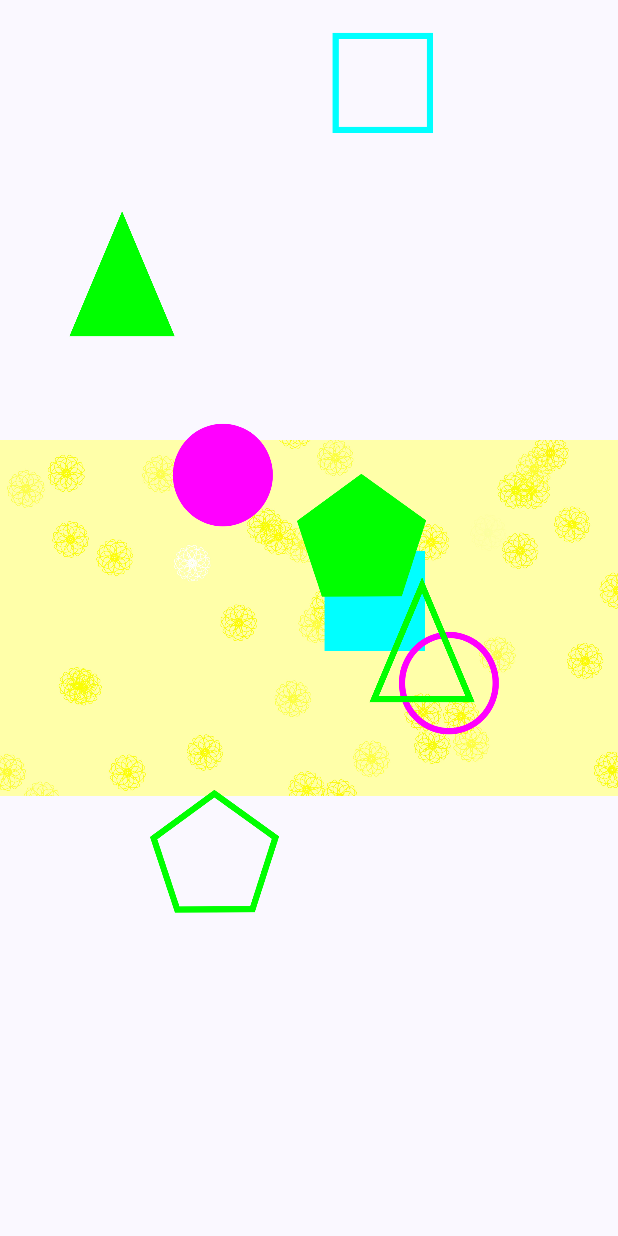
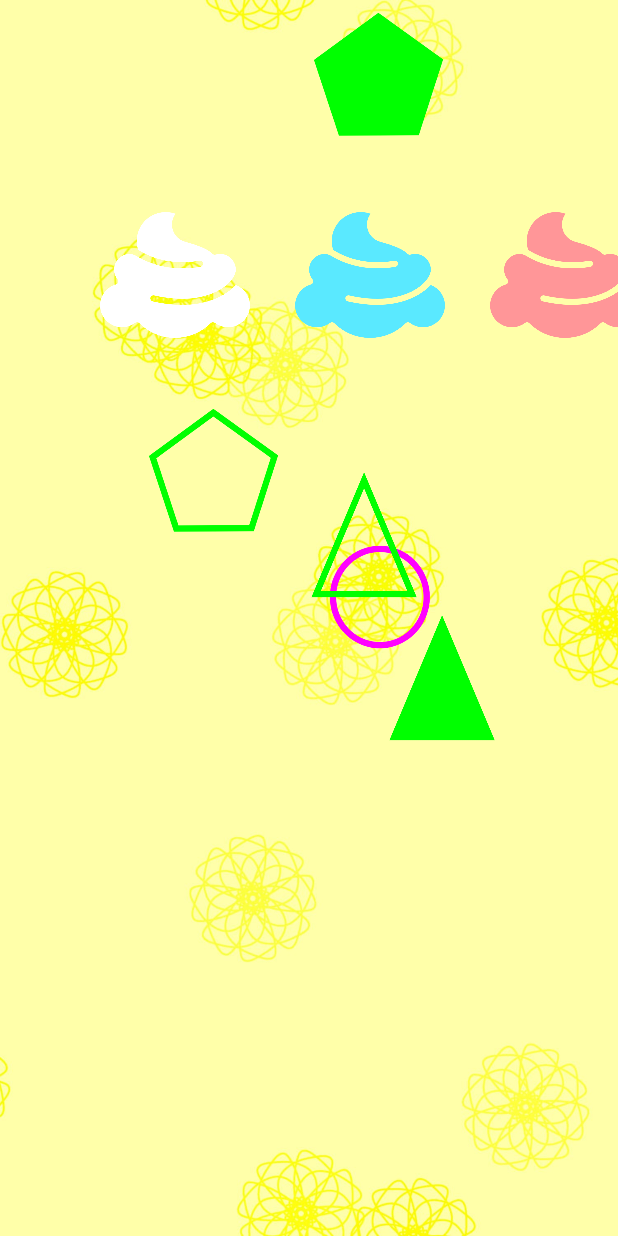
Before and after one commit to Rockking01/NuevoAmanecer, an Android app built with Jetpack Compose: the screen it shows after launch (MainActivity), on a phone screen of 412 x 824 dp. Run offline under Robolectric (Android 15) with nearby library versions, the phone set to English and light mode, and no system bars.

Commit message:
base del juego

```diff
--- a/app/src/main/java/com/example/dragtest/MainActivity.kt
+++ b/app/src/main/java/com/example/dragtest/MainActivity.kt
@@ -5,6 +5,7 @@ import androidx.activity.ComponentActivity
 import androidx.activity.compose.setContent
 import androidx.compose.foundation.Image
 import androidx.compose.foundation.background
+import androidx.compose.foundation.clickable
 import androidx.compose.foundation.gestures.detectDragGestures
 import androidx.compose.foundation.layout.Box
 import androidx.compose.foundation.layout.aspectRatio
@@ -58,21 +59,27 @@ class MainActivity : ComponentActivity() {
                     color = MaterialTheme.colorScheme.background
                 ) {
                     val backgroundPainter = painterResource(id = R.drawable.hoja_background)
+
                     Image(
                         painter = backgroundPainter,
                         contentDescription = null,
-                        modifier = Modifier.fillMaxSize()
+                        modifier = Modifier
+                            .fillMaxSize()
+                            .background(Color.White),
+                        contentScale = ContentScale.Crop
                     )
                     Box() {
                         val d = LocalDensity.current
                         val maxX = LocalConfiguration.current.screenWidthDp.dp
                         val maxY = LocalConfiguration.current.screenHeightDp.dp
-                        var offsetX1 by remember { mutableStateOf(Random.nextFloat() * maxX.value) }
-                        var offsetY1 by remember { mutableStateOf(Random.nextFloat() * maxY.value) }
-                        var offsetX2 by remember { mutableStateOf(Random.nextFloat() * maxX.value) }
-                        var offsetY2 by remember { mutableStateOf(Random.nextFloat() * maxY.value) }
-                        var offsetX3 by remember { mutableStateOf(Random.nextFloat() * maxX.value) }
-                        var offsetY3 by remember { mutableStateOf(Random.nextFloat() * maxY.value) }
+                        var offsetX0 by remember { mutableStateOf(1200f) }
+                        var offsetY0 by remember { mutableStateOf(265f) }
+                        var offsetX1 by remember { mutableStateOf(1300f) }
+                        var offsetY1 by remember { mutableStateOf(200f) }
+                        var offsetX2 by remember { mutableStateOf(1325f) }
+                        var offsetY2 by remember { mutableStateOf(226f) }
+                        var offsetX3 by remember { mutableStateOf(100f) }
+                        var offsetY3 by remember { mutableStateOf(200f) }
                         var offsetX4 by remember { mutableStateOf(Random.nextFloat() * maxX.value) }
                         var offsetY4 by remember { mutableStateOf(Random.nextFloat() * maxY.value) }
                         var offsetX5 by remember { mutableStateOf(Random.nextFloat() * maxX.value) }
@@ -83,9 +90,16 @@ class MainActivity : ComponentActivity() {
                         var offsetY7 by remember { mutableStateOf(Random.nextFloat() * maxY.value) }
                         var offsetX8 by remember { mutableStateOf(Random.nextFloat() * maxX.value) }
                         var offsetY8 by remember { mutableStateOf(Random.nextFloat() * maxY.value) }
-                        val image1: Painter = painterResource(id = R.drawable.cuadro_relleno)
-                        val image2: Painter = painterResource(id = R.drawable.cuadro_contorno)
-                        val image3: Painter = painterResource(id = R.drawable.circulo_relleno)
+                        val frost: Painter = painterResource(id = R.drawable.frost)
+                        val basecup: Painter = painterResource(id = R.drawable.basecup)
+                        val botonBlanco: Painter = painterResource(id = R.drawable.blanco)
+                        val botonAzul: Painter = painterResource(id = R.drawable.azul)
+                        val botonRosa: Painter = painterResource(id = R.drawable.rosa)
+                        val botonMorado: Painter = painterResource(id = R.drawable.morado)
+                        val blanco: Painter = painterResource(id = R.drawable.blanco)
+                        val azul: Painter = painterResource(id = R.drawable.azul)
+                        val rosa: Painter = painterResource(id = R.drawable.rosa)
+                        val mora: Painter = painterResource(id = R.drawable.morado)
                         val image4: Painter = painterResource(id = R.drawable.circulo_contorno)
                         val image5: Painter = painterResource(id = R.drawable.pentagono_relleno)
                         val image6: Painter = painterResource(id = R.drawable.pentagono_contorno)
@@ -98,64 +112,118 @@ class MainActivity : ComponentActivity() {
                         var showWinMessage by remember { mutableStateOf(false) }
                         val snapDistance = 50f
 
+                        var visBlan by remember { mutableStateOf(false) }
+                        var visAzul by remember { mutableStateOf(false) }
+                        var visRosa by remember { mutableStateOf(false) }
+                        var visMora by remember { mutableStateOf(false) }
+
                         Image(
-                            painter = image1,
+                            painter = frost,
                             contentDescription = null,
                             modifier = Modifier
                                 .offset((offsetX1 / d.density).dp, (offsetY1 / d.density).dp)
-                                .size(100.dp)
-                                .pointerInput(Unit) {
-                                    detectDragGestures { change, dragAmount ->
-                                        change.consumeAllChanges()
-                                        offsetX1 += dragAmount.x
-                                        offsetY1 += dragAmount.y
-                                        if (abs(offsetX1 - offsetX2) < snapDistance && abs(offsetY1 - offsetY2) < snapDistance) {
-                                            offsetX1 = offsetX2
-                                            offsetY1 = offsetY2
-                                            snapped1to2 = true
-                                        }
-                                    }
-                                }
+                                .size(455.dp)
+
                         )
 
                         Image(
-                            painter = image2,
+                            painter = basecup,
                             contentDescription = null,
                             modifier = Modifier
-                                .offset((offsetX2 / d.density).dp, (offsetY2 / d.density).dp)
-                                .size(100.dp)
-                                .pointerInput(Unit) {
-                                    detectDragGestures { change, dragAmount ->
-                                        change.consumeAllChanges()
-                                        offsetX2 += dragAmount.x
-                                        offsetY2 += dragAmount.y
-                                        if (abs(offsetX2 - offsetX1) < snapDistance && abs(offsetY2 - offsetY1) < snapDistance) {
-                                            offsetX2 = offsetX1
-                                            offsetY2 = offsetY1
-                                            snapped1to2 = true
-                                        }
-                                    }
-                                }
+                                .offset((offsetX0 / d.density).dp, (offsetY0 / d.density).dp)
+                                .size(555.dp)
                         )
 
                         Image(
-                            painter = image3,
+                            painter = botonBlanco,
                             contentDescription = null,
                             modifier = Modifier
                                 .offset((offsetX3 / d.density).dp, (offsetY3 / d.density).dp)
                                 .size(100.dp)
-                                .pointerInput(Unit) {
-                                    detectDragGestures { change, dragAmount ->
-                                        change.consumeAllChanges()
-                                        offsetX3 += dragAmount.x
-                                        offsetY3 += dragAmount.y
-                                        if (abs(offsetX3 - offsetX4) < snapDistance && abs(offsetY3 - offsetY4) < snapDistance) {
-                                            offsetX3 = offsetX4
-                                            offsetY3 = offsetY4
-                                            snapped3to4 = true
-                                        }
-                                    }
+                                .clickable {
+                                    visBlan = true
+                                    visAzul = false
+                                    visRosa = false
+                                    visMora = false
                                 }
+
+                        )
+
+                        Image(
+                            painter = blanco,
+                            contentDescription = null,
+                            modifier = Modifier
+                                .offset(if (visBlan) (offsetX2/d.density).dp else (-1000).dp, (offsetY2/d.density).dp)
+                                .size(430.dp)
+                        )
+
+                        Image(
+                            painter = botonAzul,
+                            contentDescription = null,
+                            modifier = Modifier
+                                .offset(((offsetX3 / d.density)+130).dp, (offsetY3 / d.density).dp)
+                                .size(100.dp)
+                                .clickable {
+                                    visBlan = false
+                                    visAzul = true
+                                    visRosa = false
+                                    visMora = false
+                                }
+
+                        )
+
+                        Image(
+                            painter = azul,
+                            contentDescription = null,
+                            modifier = Modifier
+                                .offset(if (visAzul) (offsetX2/d.density).dp else (-1000).dp, (offsetY2/d.density).dp)
+                                .size(430.dp)
+                        )
+
+                        Image(
+                            painter = botonRosa,
+                            contentDescription = null,
+                            modifier = Modifier
+                                .offset(((offsetX3 / d.density)+260).dp, (offsetY3 / d.density).dp)
+                                .size(100.dp)
+                                .clickable {
+                                    visBlan = false
+                                    visAzul = false
+                                    visRosa = true
+                                    visMora = false
+                                }
+
+                        )
+
+                        Image(
+                            painter = rosa,
+                            contentDescription = null,
+                            modifier = Modifier
+                                .offset(if (visRosa) (offsetX2/d.density).dp else (-1000).dp, (offsetY2/d.density).dp)
+                                .size(430.dp)
+                        )
+
+                        Image(
+                            painter = botonMorado,
+                            contentDescription = null,
+                            modifier = Modifier
+                                .offset(((offsetX3 / d.density)+390).dp, (offsetY3 / d.density).dp)
+                                .size(100.dp)
+                                .clickable {
+                                    visBlan = false
+                                    visAzul = false
+                                    visRosa = false
+                                    visMora = true
+                                }
+
+                        )
+
+                        Image(
+                            painter = mora,
+                            contentDescription = null,
+                            modifier = Modifier
+                                .offset(if (visMora) (offsetX2/d.density).dp else (-1000).dp, (offsetY2/d.density).dp)
+                                .size(430.dp)
                         )
 
                         Image(
```
Also changed, not shown: app/src/main/res/drawable/azul.png (added), app/src/main/res/drawable/basecup.png (added), app/src/main/res/drawable/blanco.png (added), app/src/main/res/drawable/frost.png (added), app/src/main/res/drawable/morado.png (added), app/src/main/res/drawable/rosa.png (added).
